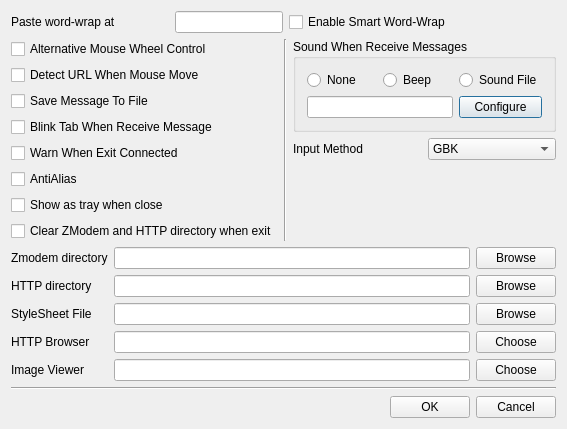
First picture: the form in src/ui/prefdialog.ui, repository hosiet/fqterm, before the edit.
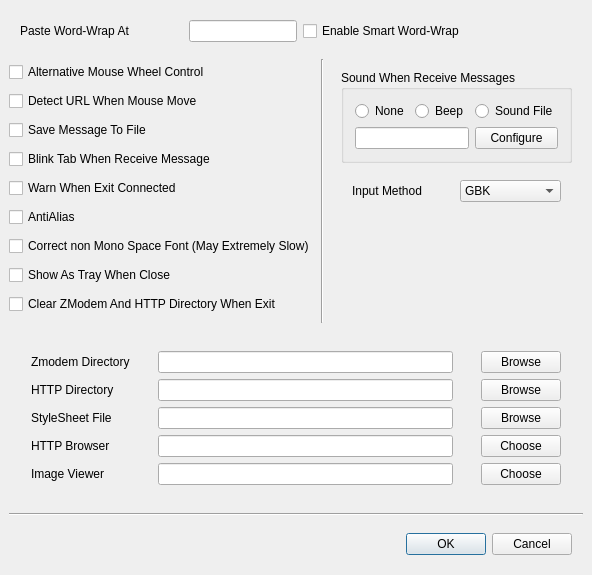
Second picture: the form after the edit.

Patch:
```diff
--- a/src/ui/prefdialog.ui
+++ b/src/ui/prefdialog.ui
@@ -5,76 +5,28 @@
    <rect>
     <x>0</x>
     <y>0</y>
-    <width>567</width>
-    <height>397</height>
+    <width>577</width>
+    <height>575</height>
    </rect>
   </property>
   <property name="windowTitle" >
    <string>Preference</string>
   </property>
   <layout class="QGridLayout" >
-   <item row="0" column="0" colspan="3" >
-    <layout class="QHBoxLayout" >
-     <item>
-      <widget class="QLabel" name="TextLabel1_2" >
-       <property name="text" >
-        <string>Paste word-wrap at</string>
-       </property>
-      </widget>
-     </item>
-     <item>
-      <spacer>
-       <property name="orientation" >
-        <enum>Qt::Horizontal</enum>
-       </property>
-       <property name="sizeHint" >
-        <size>
-         <width>40</width>
-         <height>20</height>
-        </size>
-       </property>
-      </spacer>
-     </item>
-     <item>
-      <widget class="QLineEdit" name="wordLineEdit3" />
-     </item>
-     <item>
-      <widget class="QCheckBox" name="smartCheckBox" >
-       <property name="text" >
-        <string>Enable Smart Word-Wrap</string>
-       </property>
-      </widget>
-     </item>
-     <item>
-      <spacer>
-       <property name="orientation" >
-        <enum>Qt::Horizontal</enum>
-       </property>
-       <property name="sizeHint" >
-        <size>
-         <width>40</width>
-         <height>20</height>
-        </size>
-       </property>
-      </spacer>
-     </item>
-     <item>
-      <spacer>
-       <property name="orientation" >
-        <enum>Qt::Horizontal</enum>
-       </property>
-       <property name="sizeHint" >
-        <size>
-         <width>40</width>
-         <height>20</height>
-        </size>
-       </property>
-      </spacer>
-     </item>
-    </layout>
-   </item>
+   <property name="margin" >
+    <number>9</number>
+   </property>
+   <property name="spacing" >
+    <number>6</number>
+   </property>
    <item row="1" column="0" >
     <layout class="QVBoxLayout" >
+     <property name="margin" >
+      <number>0</number>
+     </property>
+     <property name="spacing" >
+      <number>6</number>
+     </property>
      <item>
       <widget class="QCheckBox" name="wheelCheckBox" >
        <property name="text" >
@@ -117,37 +69,224 @@
        </property>
       </widget>
      </item>
+     <item>
+      <widget class="QCheckBox" name="mscheckBox" >
+       <property name="text" >
+        <string>Correct non Mono Space Font (May Extremely Slow)</string>
+       </property>
+      </widget>
+     </item>
      <item>
       <widget class="QCheckBox" name="trayCheckBox" >
        <property name="text" >
-        <string>Show as tray when close</string>
+        <string>Show As Tray When Close</string>
        </property>
       </widget>
      </item>
      <item>
       <widget class="QCheckBox" name="clearCheckBox" >
        <property name="text" >
-        <string>Clear ZModem and HTTP directory when exit</string>
+        <string>Clear ZModem And HTTP Directory When Exit</string>
        </property>
       </widget>
      </item>
     </layout>
    </item>
-   <item row="1" column="1" >
-    <widget class="Line" name="line" >
+   <item row="4" column="0" colspan="3" >
+    <layout class="QHBoxLayout" >
+     <property name="margin" >
+      <number>11</number>
+     </property>
+     <property name="spacing" >
+      <number>6</number>
+     </property>
+     <item>
+      <spacer>
+       <property name="orientation" >
+        <enum>Qt::Horizontal</enum>
+       </property>
+       <property name="sizeHint" >
+        <size>
+         <width>40</width>
+         <height>20</height>
+        </size>
+       </property>
+      </spacer>
+     </item>
+     <item>
+      <widget class="QPushButton" name="okPushButton" >
+       <property name="text" >
+        <string>OK</string>
+       </property>
+      </widget>
+     </item>
+     <item>
+      <widget class="QPushButton" name="cancelPushButton" >
+       <property name="text" >
+        <string>Cancel</string>
+       </property>
+      </widget>
+     </item>
+    </layout>
+   </item>
+   <item row="3" column="0" colspan="3" >
+    <widget class="Line" name="Line1" >
+     <property name="frameShape" >
+      <enum>QFrame::HLine</enum>
+     </property>
+     <property name="frameShadow" >
+      <enum>QFrame::Sunken</enum>
+     </property>
      <property name="orientation" >
-      <enum>Qt::Vertical</enum>
+      <enum>Qt::Horizontal</enum>
      </property>
     </widget>
    </item>
+   <item row="2" column="0" colspan="3" >
+    <layout class="QHBoxLayout" >
+     <property name="margin" >
+      <number>11</number>
+     </property>
+     <property name="spacing" >
+      <number>6</number>
+     </property>
+     <item>
+      <layout class="QVBoxLayout" >
+       <property name="margin" >
+        <number>11</number>
+       </property>
+       <property name="spacing" >
+        <number>6</number>
+       </property>
+       <item>
+        <widget class="QLabel" name="textLabel1" >
+         <property name="text" >
+          <string>Zmodem Directory</string>
+         </property>
+        </widget>
+       </item>
+       <item>
+        <widget class="QLabel" name="textLabel1_3" >
+         <property name="text" >
+          <string>HTTP Directory</string>
+         </property>
+        </widget>
+       </item>
+       <item>
+        <widget class="QLabel" name="textLabel9" >
+         <property name="text" >
+          <string>StyleSheet File</string>
+         </property>
+        </widget>
+       </item>
+       <item>
+        <widget class="QLabel" name="TextLabel3" >
+         <property name="text" >
+          <string>HTTP Browser</string>
+         </property>
+        </widget>
+       </item>
+       <item>
+        <widget class="QLabel" name="textLabel1_2" >
+         <property name="text" >
+          <string>Image Viewer</string>
+         </property>
+        </widget>
+       </item>
+      </layout>
+     </item>
+     <item>
+      <layout class="QVBoxLayout" >
+       <property name="margin" >
+        <number>11</number>
+       </property>
+       <property name="spacing" >
+        <number>6</number>
+       </property>
+       <item>
+        <widget class="QLineEdit" name="zmodemLineEdit" />
+       </item>
+       <item>
+        <widget class="QLineEdit" name="poolLineEdit" />
+       </item>
+       <item>
+        <widget class="QLineEdit" name="styleSheetLineEdit" />
+       </item>
+       <item>
+        <widget class="QLineEdit" name="httpLineEdit" />
+       </item>
+       <item>
+        <widget class="QLineEdit" name="imageLineEdit" />
+       </item>
+      </layout>
+     </item>
+     <item>
+      <layout class="QVBoxLayout" >
+       <property name="margin" >
+        <number>11</number>
+       </property>
+       <property name="spacing" >
+        <number>6</number>
+       </property>
+       <item>
+        <widget class="QPushButton" name="browsePushButton" >
+         <property name="text" >
+          <string>Browse</string>
+         </property>
+        </widget>
+       </item>
+       <item>
+        <widget class="QPushButton" name="poolPushButton" >
+         <property name="text" >
+          <string>Browse</string>
+         </property>
+        </widget>
+       </item>
+       <item>
+        <widget class="QPushButton" name="styleSheetPushButton" >
+         <property name="text" >
+          <string>Browse</string>
+         </property>
+        </widget>
+       </item>
+       <item>
+        <widget class="QPushButton" name="choosehttpPushButton" >
+         <property name="text" >
+          <string>Choose</string>
+         </property>
+        </widget>
+       </item>
+       <item>
+        <widget class="QPushButton" name="imagePushButton" >
+         <property name="text" >
+          <string>Choose</string>
+         </property>
+        </widget>
+       </item>
+      </layout>
+     </item>
+    </layout>
+   </item>
    <item row="1" column="2" >
     <layout class="QVBoxLayout" >
+     <property name="margin" >
+      <number>11</number>
+     </property>
+     <property name="spacing" >
+      <number>6</number>
+     </property>
      <item>
       <widget class="QGroupBox" name="groupBox" >
        <property name="title" >
         <string>Sound When Receive Messages</string>
        </property>
        <layout class="QGridLayout" >
+        <property name="margin" >
+         <number>11</number>
+        </property>
+        <property name="spacing" >
+         <number>6</number>
+        </property>
         <item row="0" column="0" >
          <widget class="QRadioButton" name="noneRadioButton" >
           <property name="text" >
@@ -184,6 +323,12 @@
      </item>
      <item>
       <layout class="QHBoxLayout" >
+       <property name="margin" >
+        <number>11</number>
+       </property>
+       <property name="spacing" >
+        <number>6</number>
+       </property>
        <item>
         <widget class="QLabel" name="TextLabel1" >
          <property name="text" >
@@ -225,122 +370,28 @@
      </item>
     </layout>
    </item>
-   <item row="2" column="0" colspan="3" >
-    <layout class="QHBoxLayout" >
-     <item>
-      <layout class="QVBoxLayout" >
-       <item>
-        <widget class="QLabel" name="textLabel1" >
-         <property name="text" >
-          <string>Zmodem directory</string>
-         </property>
-        </widget>
-       </item>
-       <item>
-        <widget class="QLabel" name="textLabel1_3" >
-         <property name="text" >
-          <string>HTTP directory</string>
-         </property>
-        </widget>
-       </item>
-       <item>
-        <widget class="QLabel" name="textLabel9" >
-         <property name="text" >
-          <string>StyleSheet File</string>
-         </property>
-        </widget>
-       </item>
-       <item>
-        <widget class="QLabel" name="TextLabel3" >
-         <property name="text" >
-          <string>HTTP Browser</string>
-         </property>
-        </widget>
-       </item>
-       <item>
-        <widget class="QLabel" name="textLabel1_2" >
-         <property name="text" >
-          <string>Image Viewer</string>
-         </property>
-        </widget>
-       </item>
-      </layout>
-     </item>
-     <item>
-      <layout class="QVBoxLayout" >
-       <item>
-        <widget class="QLineEdit" name="zmodemLineEdit" />
-       </item>
-       <item>
-        <widget class="QLineEdit" name="poolLineEdit" />
-       </item>
-       <item>
-        <widget class="QLineEdit" name="styleSheetLineEdit" />
-       </item>
-       <item>
-        <widget class="QLineEdit" name="httpLineEdit" />
-       </item>
-       <item>
-        <widget class="QLineEdit" name="imageLineEdit" />
-       </item>
-      </layout>
-     </item>
-     <item>
-      <layout class="QVBoxLayout" >
-       <item>
-        <widget class="QPushButton" name="browsePushButton" >
-         <property name="text" >
-          <string>Browse</string>
-         </property>
-        </widget>
-       </item>
-       <item>
-        <widget class="QPushButton" name="poolPushButton" >
-         <property name="text" >
-          <string>Browse</string>
-         </property>
-        </widget>
-       </item>
-       <item>
-        <widget class="QPushButton" name="styleSheetPushButton" >
-         <property name="text" >
-          <string>Browse</string>
-         </property>
-        </widget>
-       </item>
-       <item>
-        <widget class="QPushButton" name="choosehttpPushButton" >
-         <property name="text" >
-          <string>Choose</string>
-         </property>
-        </widget>
-       </item>
-       <item>
-        <widget class="QPushButton" name="imagePushButton" >
-         <property name="text" >
-          <string>Choose</string>
-         </property>
-        </widget>
-       </item>
-      </layout>
-     </item>
-    </layout>
-   </item>
-   <item row="3" column="0" colspan="3" >
-    <widget class="Line" name="Line1" >
-     <property name="frameShape" >
-      <enum>QFrame::HLine</enum>
-     </property>
-     <property name="frameShadow" >
-      <enum>QFrame::Sunken</enum>
-     </property>
+   <item row="1" column="1" >
+    <widget class="Line" name="line" >
      <property name="orientation" >
-      <enum>Qt::Horizontal</enum>
+      <enum>Qt::Vertical</enum>
      </property>
     </widget>
    </item>
-   <item row="4" column="0" colspan="3" >
+   <item row="0" column="0" colspan="3" >
     <layout class="QHBoxLayout" >
+     <property name="margin" >
+      <number>11</number>
+     </property>
+     <property name="spacing" >
+      <number>6</number>
+     </property>
+     <item>
+      <widget class="QLabel" name="TextLabel1_2" >
+       <property name="text" >
+        <string>Paste Word-Wrap At</string>
+       </property>
+      </widget>
+     </item>
      <item>
       <spacer>
        <property name="orientation" >
@@ -355,18 +406,40 @@
       </spacer>
      </item>
      <item>
-      <widget class="QPushButton" name="okPushButton" >
+      <widget class="QLineEdit" name="wordLineEdit3" />
+     </item>
+     <item>
+      <widget class="QCheckBox" name="smartCheckBox" >
        <property name="text" >
-        <string>OK</string>
+        <string>Enable Smart Word-Wrap</string>
        </property>
       </widget>
      </item>
      <item>
-      <widget class="QPushButton" name="cancelPushButton" >
-       <property name="text" >
-        <string>Cancel</string>
+      <spacer>
+       <property name="orientation" >
+        <enum>Qt::Horizontal</enum>
        </property>
-      </widget>
+       <property name="sizeHint" >
+        <size>
+         <width>40</width>
+         <height>20</height>
+        </size>
+       </property>
+      </spacer>
+     </item>
+     <item>
+      <spacer>
+       <property name="orientation" >
+        <enum>Qt::Horizontal</enum>
+       </property>
+       <property name="sizeHint" >
+        <size>
+         <width>40</width>
+         <height>20</height>
+        </size>
+       </property>
+      </spacer>
      </item>
     </layout>
    </item>
```
